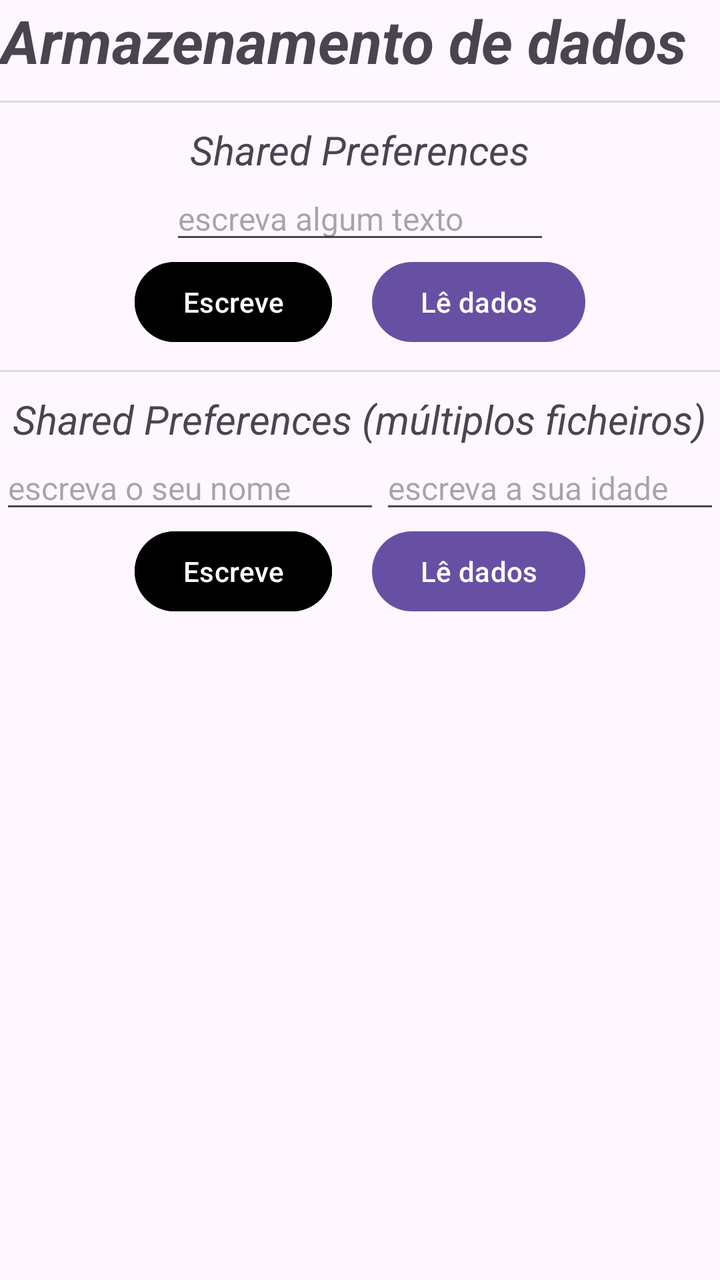
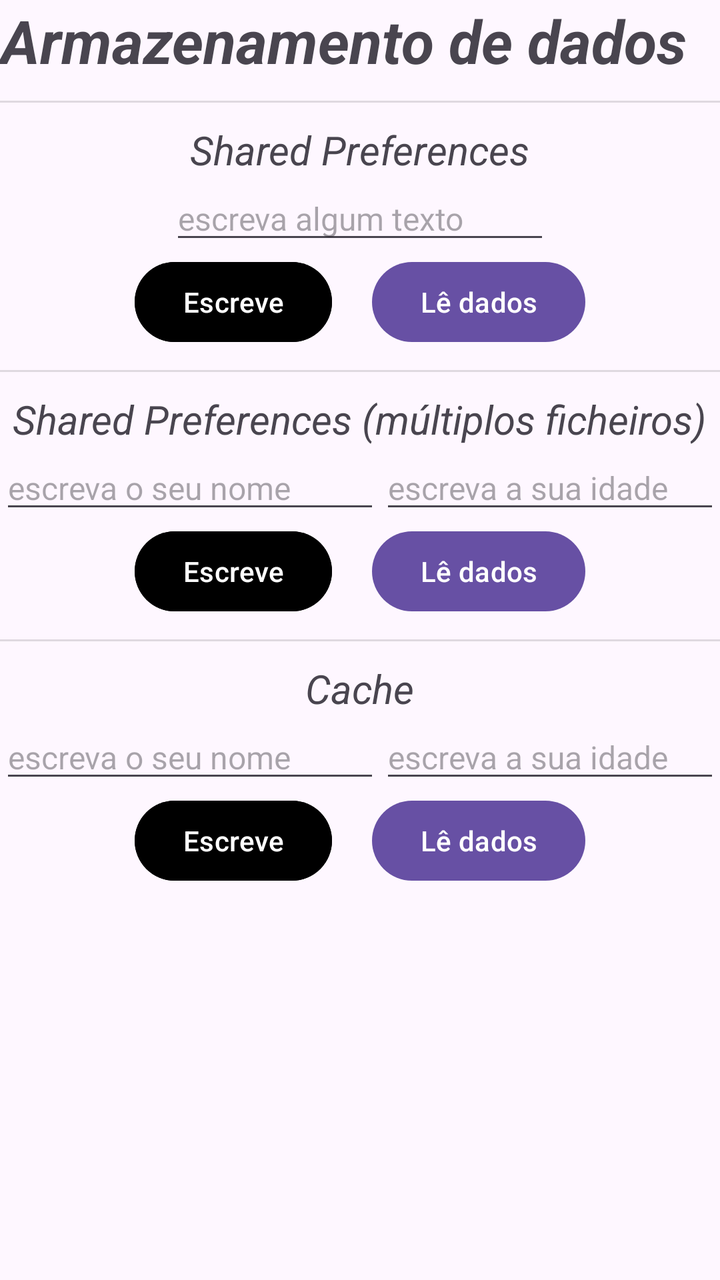

Before-and-after screenshots of an Android layout around one commit, followed by the original layout XML and the change that was made.
<!-- AndroidManifest.xml: application theme Theme.DataStorage -->
<!-- res/layout/activity_main.xml -->
<?xml version="1.0" encoding="utf-8"?>
<LinearLayout xmlns:android="http://schemas.android.com/apk/res/android"
    xmlns:tools="http://schemas.android.com/tools"
    android:id="@+id/main"
    android:layout_width="match_parent"
    android:layout_height="match_parent"
    android:orientation="vertical"
    tools:context=".MainActivity">

    <TextView
        android:layout_width="wrap_content"
        android:layout_height="wrap_content"
        android:gravity="center"
        android:text="@string/label_cabecalho"
        android:textSize="30sp"
        android:textStyle="bold|italic" />

    
    <LinearLayout style="@style/contentor_geral">

        <View style="@style/linha_separacao" />

        <TextView
            style="@style/titulo_seccao"
            android:text="@string/shared_preferences" />

        <EditText
            android:id="@+id/editText1"
            style="@style/editText"
            android:hint="@string/sharedPrefencesEditText"
            android:text="" />

        <LinearLayout style="@style/contentor_horizontal">

            <Button
                android:id="@+id/btWrite1"
                style="@style/buttonWrite"
                android:text="@string/btWrite" />

            <Button
                android:id="@+id/btRead1"
                style="@style/buttonRead"
                android:text="@string/btRead" />

        </LinearLayout>

    </LinearLayout>

    
    <LinearLayout style="@style/contentor_geral">

        <View style="@style/linha_separacao" />

        <TextView
            style="@style/titulo_seccao"
            android:text="@string/shared_preferencesMultiFich" />

        <LinearLayout style="@style/contentor_horizontal">

            <EditText
                android:id="@+id/editText2a"
                style="@style/editText"
                android:hint="@string/sharedPreferencesNome"
                android:inputType="text"
                android:text="" />

            <EditText
                android:id="@+id/editText2b"
                style="@style/editText"
                android:hint="@string/sharedPreferencesIdade"
                android:inputType="number"
                android:text="" />
        </LinearLayout>

        <LinearLayout style="@style/contentor_horizontal">

            <Button
                android:id="@+id/btWrite2"
                style="@style/buttonWrite"
                android:text="@string/btWrite" />

            <Button
                android:id="@+id/btRead2"
                style="@style/buttonRead"
                android:text="@string/btRead" />

        </LinearLayout>

    </LinearLayout>
</LinearLayout>
<!-- resources referenced by this layout -->
<resources>
  <string name="btRead">Lê dados</string>
  <string name="btWrite">Escreve</string>
  <string name="label_cabecalho">Armazenamento de dados</string>
  <string name="sharedPrefencesEditText">escreva algum texto</string>
  <string name="sharedPreferencesIdade">escreva a sua idade</string>
  <string name="sharedPreferencesNome">escreva o seu nome</string>
  <string name="shared_preferences">Shared Preferences</string>
  <string name="shared_preferencesMultiFich">Shared Preferences (múltiplos ficheiros)</string>
  <style name="buttonRead">
          <item name="android:layout_width">wrap_content</item>
          <item name="android:layout_height">wrap_content</item>
          <item name="android:layout_marginStart">10dp</item>
      </style>
  <style name="buttonWrite">
          <item name="android:layout_width">wrap_content</item>
          <item name="android:layout_height">wrap_content</item>
          <item name="android:backgroundTint">@color/black</item>
          <item name="android:layout_marginEnd">10dp</item>
      </style>
  <style name="contentor_geral">
          <item name="android:layout_width">match_parent</item>
          <item name="android:layout_height">wrap_content</item>
          <item name="android:orientation">vertical</item>
      </style>
  <style name="contentor_horizontal">
          <item name="android:layout_width">wrap_content</item>
          <item name="android:layout_height">wrap_content</item>
          <item name="android:layout_gravity">center</item>
          <item name="android:orientation">horizontal</item>
      </style>
  <style name="editText">
          <item name="android:layout_width">wrap_content</item>
          <item name="android:layout_height">wrap_content</item>
          <item name="android:layout_gravity">center</item>
          <item name="android:ems">10</item>
          <item name="android:textSize">16sp</item>
      </style>
  <style name="linha_separacao">
          <item name="android:layout_width">match_parent</item>
          <item name="android:layout_height">1dp</item>
          <item name="android:layout_marginTop">10dp</item>
          <item name="android:background">?android:attr/listDivider</item>
      </style>
  <style name="titulo_seccao">
          <item name="android:layout_width">wrap_content</item>
          <item name="android:layout_height">wrap_content</item>
          <item name="android:layout_gravity">center</item>
          <item name="android:textStyle">italic</item>
          <item name="android:textSize">20sp</item>
          <item name="android:layout_marginTop">10dp</item>
      </style>
  <style name="Theme.DataStorage" parent="Base.Theme.DataStorage" />
  <color name="black">#FF000000</color>
  <style name="Base.Theme.DataStorage" parent="Theme.Material3.DayNight.NoActionBar">
          
          
      </style>
</resources>

<!-- the commit's change to res/layout/activity_main.xml (unified diff, before → after) -->
@@ -87,4 +87,47 @@
         </LinearLayout>
 
     </LinearLayout>
+
+    
+    <LinearLayout style="@style/contentor_geral">
+
+        <View style="@style/linha_separacao" />
+
+        <TextView
+            style="@style/titulo_seccao"
+            android:text="@string/Cache" />
+
+        <LinearLayout style="@style/contentor_horizontal">
+
+            <EditText
+                android:id="@+id/editText3a"
+                style="@style/editText"
+                android:hint="@string/sharedPreferencesNome"
+                android:inputType="text"
+                android:text="" />
+
+            <EditText
+                android:id="@+id/editText3b"
+                style="@style/editText"
+                android:hint="@string/sharedPreferencesIdade"
+                android:inputType="number"
+                android:text="" />
+        </LinearLayout>
+
+        <LinearLayout style="@style/contentor_horizontal">
+
+            <Button
+                android:id="@+id/btWrite3"
+                style="@style/buttonWrite"
+                android:text="@string/btWrite" />
+
+            <Button
+                android:id="@+id/btRead3"
+                style="@style/buttonRead"
+                android:text="@string/btRead" />
+
+        </LinearLayout>
+
+    </LinearLayout>
+
 </LinearLayout>
<!-- resource entries referenced after the edit -->
@@ -1,5 +1,6 @@
 <!-- resources referenced by this layout -->
 <resources>
+  <string name="Cache">Cache</string>
   <string name="btRead">Lê dados</string>
   <string name="btWrite">Escreve</string>
   <string name="label_cabecalho">Armazenamento de dados</string>
